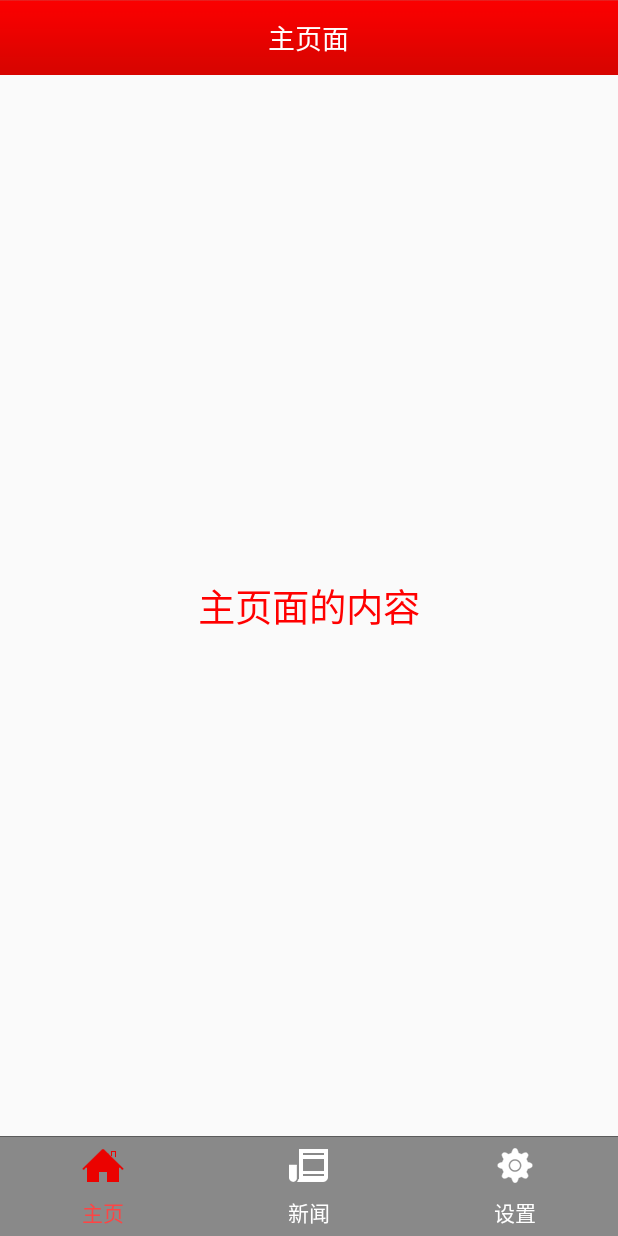
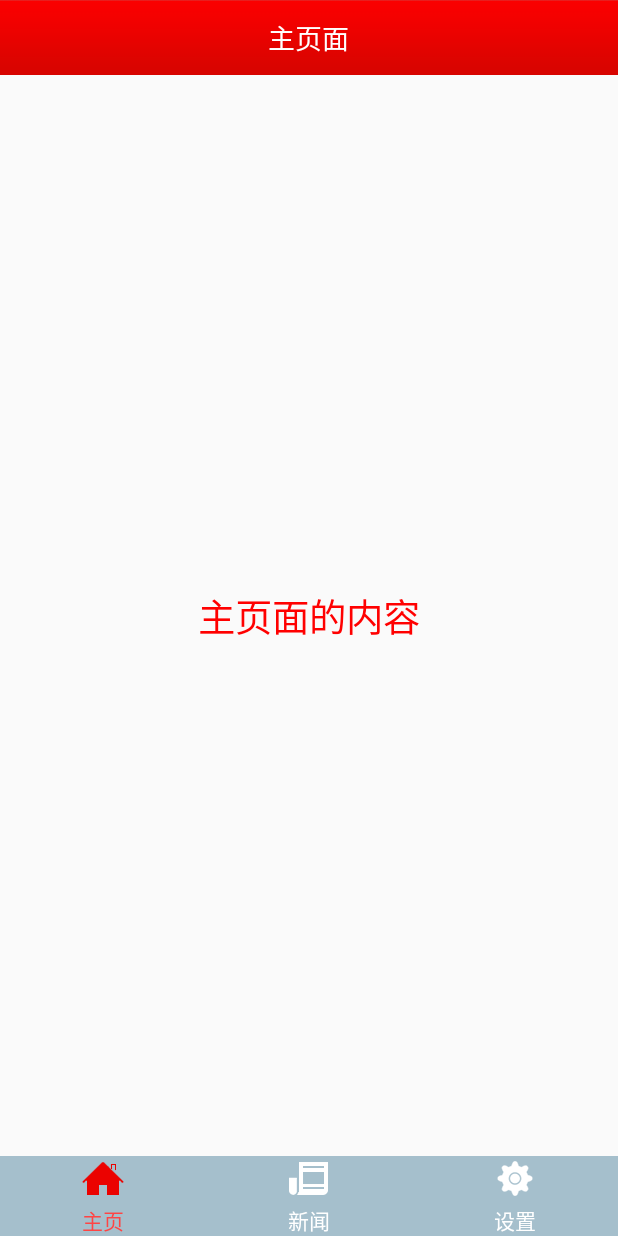
Before and after one commit to lianshuideyu/BeijingNewsTest, an Android app: the fragment ContentFragment shown on its own in the app's theme, on a phone screen of 412 x 824 dp. Run offline under Robolectric (Android 15) with nearby library versions, the phone set to English and light mode, and no system bars; our stand-ins replace ButterKnife; libraries missing offline, so code that uses them is left out: com.jeremyfeinstein.slidingmenu, com.zhy.http; 1 statement that could not run was skipped.

Commit message:
样式简易优化

```diff
--- a/app/src/main/java/com/atguigu/beijingnewstest/view/HorizontalScrollViewPager.java
+++ b/app/src/main/java/com/atguigu/beijingnewstest/view/HorizontalScrollViewPager.java
@@ -62,13 +62,13 @@ public class HorizontalScrollViewPager extends ViewPager {
                 if(distanceY < distanceX && distanceX > 8) {
                     //竖直移动
                     if(endX - startX > 0 && getCurrentItem() == 0) {
-                        //1.滑动方向是从左到右，并且是第0个位置，设置默认，让父层视图不禁用拦截方法
+                        //1.滑动方向是从左到右，并且是第0个位置，设置默认，请求父视图拦截
                         getParent().requestDisallowInterceptTouchEvent(false);
                     }else if(endX - startX < 0 && getCurrentItem() == getAdapter().getCount() - 1) {
-                        // 2.滑动方向是从右到左，并且是第最后一个位置，设置默认，让父层视图不禁用拦截方法
+                        // 2.滑动方向是从右到左，并且是第最后一个位置，设置默认，请求父视图拦截
                         getParent().requestDisallowInterceptTouchEvent(false);
                     }else {
-                        //中间页 3.其他就是中间部分
+                        //中间页 3.其他就是中间部分---请求父视图不拦截
                         getParent().requestDisallowInterceptTouchEvent(true);
                         //让父层视图不禁用拦截方法--就是拦截
                     }
--- a/app/src/main/res/layout/fragment_content.xml
+++ b/app/src/main/res/layout/fragment_content.xml
@@ -17,7 +17,7 @@
         android:id="@+id/rg_main"
         android:layout_width="match_parent"
         android:layout_height="wrap_content"
-        android:background="@drawable/bottom_tab_bg"
+        android:background="#A5BFCC"
         android:gravity="center_vertical"
         android:orientation="horizontal">
 
@@ -27,7 +27,7 @@
             android:layout_height="wrap_content"
             android:layout_weight="1"
             android:button="@null"
-            android:drawablePadding="5dp"
+            android:drawablePadding="2dp"
             android:drawableTop="@drawable/rb_home_drawabletop_selector"
             android:gravity="center"
             android:text="主页"
@@ -39,7 +39,7 @@
             android:layout_height="wrap_content"
             android:layout_weight="1"
             android:button="@null"
-            android:drawablePadding="5dp"
+            android:drawablePadding="2dp"
             android:drawableTop="@drawable/rb_news_drawabletop_selector"
             android:gravity="center"
             android:text="新闻"
@@ -52,7 +52,7 @@
             android:layout_height="wrap_content"
             android:layout_weight="1"
             android:button="@null"
-            android:drawablePadding="5dp"
+            android:drawablePadding="2dp"
             android:drawableTop="@drawable/rb_setting_drawabletop_selector"
             android:gravity="center"
             android:text="设置"
```
Also changed, not shown: 175 other files.
